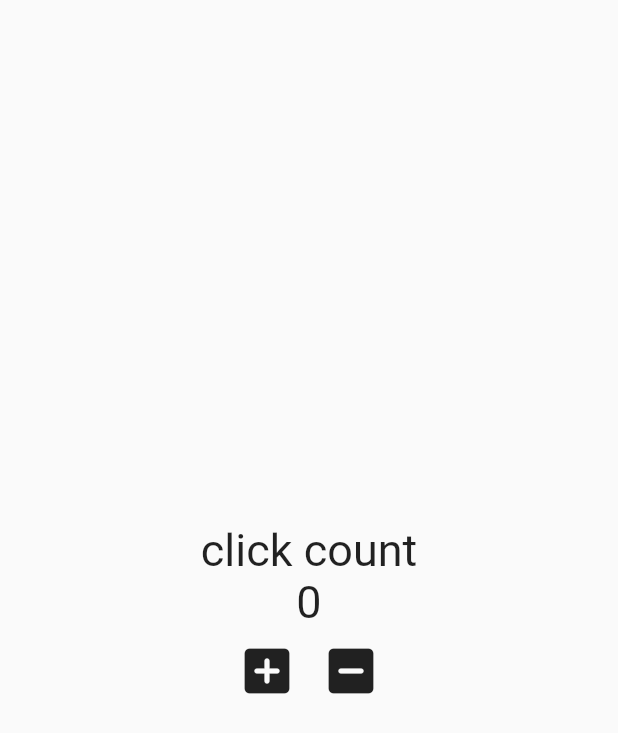
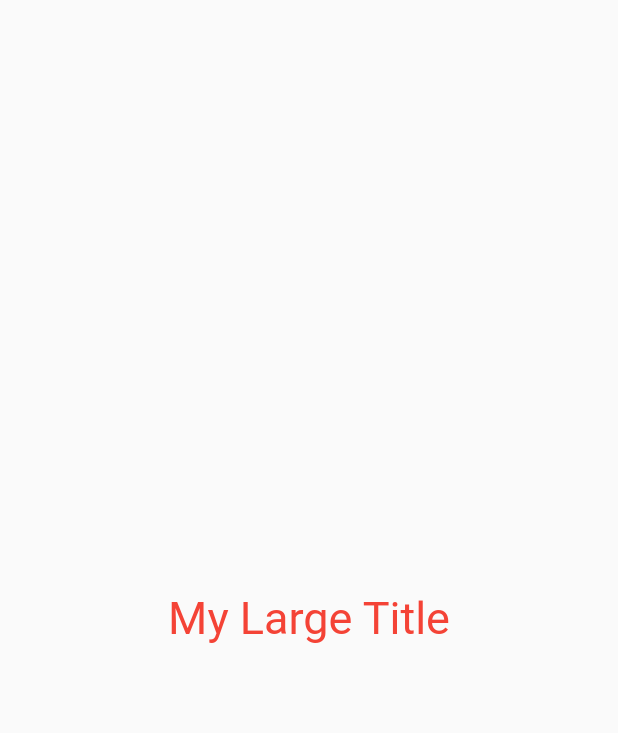
Before and after one commit to BenevolentEasternGovernor/flutter-tutorial, a Flutter app: the screen it shows after launch, on a phone screen of 412 x 824 dp. Shown: the top 733 px of the screen. Run offline on Flutter 3.47's test engine with Material 2 defaults, Android fonts, the phone set to English and light mode, and no system bars.

Commit message:
4. BuildContext practice with tiny Life Cycle of Widgets practice

```diff
--- a/lib/main.dart
+++ b/lib/main.dart
@@ -12,54 +12,58 @@ class App extends StatefulWidget {
 }
 
 class _AppState extends State<App> {
-  int counter = 0;
+  @override
+  Widget build(BuildContext context) {
+    return MaterialApp(
+      theme: ThemeData(
+        textTheme: const TextTheme(
+          titleLarge: TextStyle(
+            color: Colors.red,
+          ),
+        ),
+      ),
+      home: Scaffold(
+          body: Center(
+        child: Column(
+          mainAxisAlignment: MainAxisAlignment.center,
+          children: const [
+            MyLargeTitle(),
+          ],
+        ),
+      )),
+    );
+  }
+}
 
-  void Function() onClicked(int add) {
-    return () {
-      setState(() {
-        counter += counter + add >= 0 ? add : 0;
-      });
-    };
+class MyLargeTitle extends StatefulWidget {
+  const MyLargeTitle({
+    super.key,
+  });
+
+  @override
+  State<MyLargeTitle> createState() => _MyLargeTitleState();
+}
+
+class _MyLargeTitleState extends State<MyLargeTitle> {
+  @override
+  void initState() {
+    super.initState();
+    print("initState!!");
+  }
+
+  @override
+  void dispose() {
+    super.dispose();
+    print("dispose!!");
   }
 
   @override
   Widget build(BuildContext context) {
-    return MaterialApp(
-      home: Scaffold(
-        body: Center(
-          child: Column(
-            mainAxisAlignment: MainAxisAlignment.center,
-            children: [
-              const Text(
-                "click count",
-                style: TextStyle(
-                  fontSize: 30,
-                ),
-              ),
-              Text(
-                "$counter",
-                style: const TextStyle(
-                  fontSize: 30,
-                ),
-              ),
-              Row(
-                mainAxisAlignment: MainAxisAlignment.center,
-                children: [
-                  IconButton(
-                    iconSize: 40,
-                    onPressed: onClicked(1),
-                    icon: const Icon(Icons.add_box_rounded),
-                  ),
-                  IconButton(
-                    iconSize: 40,
-                    onPressed: onClicked(-1),
-                    icon: const Icon(Icons.indeterminate_check_box_rounded),
-                  ),
-                ],
-              )
-            ],
-          ),
-        ),
+    return Text(
+      "My Large Title",
+      style: TextStyle(
+        fontSize: 30,
+        color: Theme.of(context).textTheme.titleLarge?.color,
       ),
     );
   }
```
